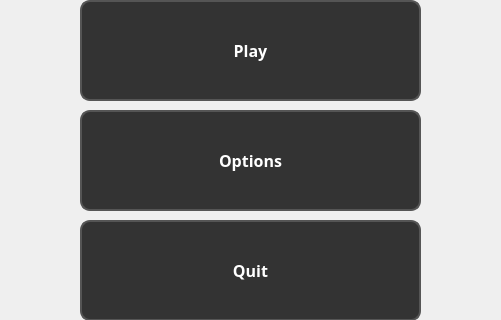
First picture: the form in mainwindow.ui, repository AhmedZ70/BitWise-EducationalApp, before the edit; both pictures show x 160 to 661 and y 170 to 490 of the 1000 by 800 pixel window.
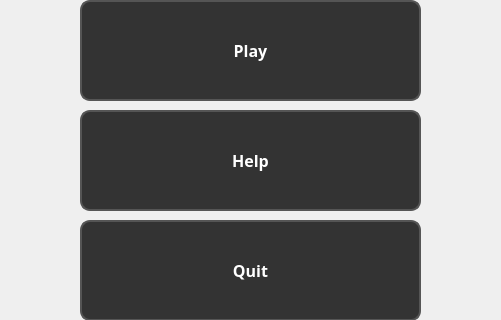
Second picture: the form after the edit. Icons and pictures are not drawn.

Commit message: added some Box2D implementation to make main menu buttons to move back and forth

Diff of the .ui file:
```diff
--- a/mainwindow.ui
+++ b/mainwindow.ui
@@ -154,7 +154,7 @@
 </string>
       </property>
       <property name="text">
-       <string>Options</string>
+       <string>Help</string>
       </property>
      </widget>
      <widget class="QPushButton" name="quitButton">
```
Left out of the diff: 4 changed lines with no effect on the pictures. The commit also changes 2 other files.
